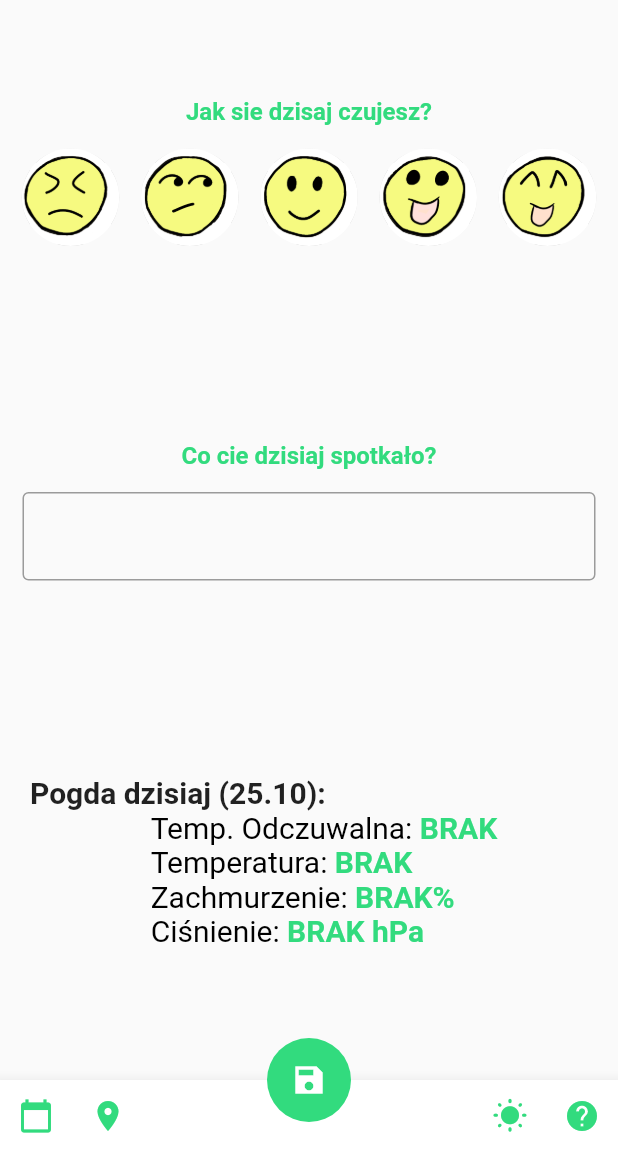
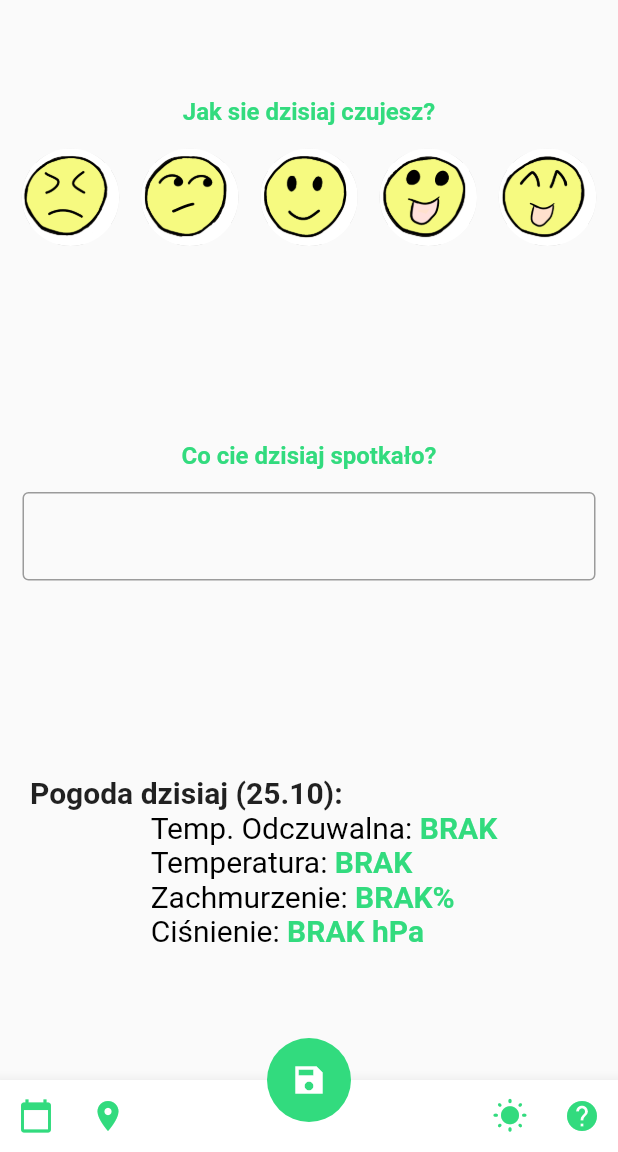
Before and after one commit to adisonInc/VibeTracker, a Flutter app: the screen it shows after launch, item 2 of the bottom bar chosen, after a tap on the "location on" icon, on a phone screen of 412 x 824 dp, the part 84-1236 px from its top. Run offline on Flutter 3.47's test engine with Material 2 defaults, Android fonts, the phone set to English and light mode, and no system bars; our stand-ins replace geolocator, shared_preferences, table_calendar, weather; missing offline and left inert: geocoder.

Commit message:
Update main.dart
final

```diff
--- a/lib/main.dart
+++ b/lib/main.dart
@@ -171,7 +171,7 @@ class _MyHomePageState extends State<MyHomePage> {
           content: SingleChildScrollView(
             child: ListBody(
               children: <Widget>[
-                Text('Obecna lokalizajca to:'),
+                Text('Obecna lokalizacja to:'),
                 Text(
                   '$addressDialog',
                   style: TextStyle(fontWeight: FontWeight.bold),
@@ -363,7 +363,7 @@ class _MyHomePageState extends State<MyHomePage> {
             Padding(
               padding: const EdgeInsets.fromLTRB(0, 0, 0, 15),
               child: Text(
-                "Jak sie dzisaj czujesz?",
+                "Jak sie dzisiaj czujesz?",
                 style: TextStyle(
                     color: priColor, fontWeight: FontWeight.bold, fontSize: 16),
               ),
@@ -505,7 +505,7 @@ class _MyHomePageState extends State<MyHomePage> {
                     child: Row(
                       children: [
                         Text(
-                          "Pogda dzisiaj ",
+                          "Pogoda dzisiaj ",
                           style: TextStyle(
                               fontWeight: FontWeight.bold, fontSize: 20),
                         ),
```
